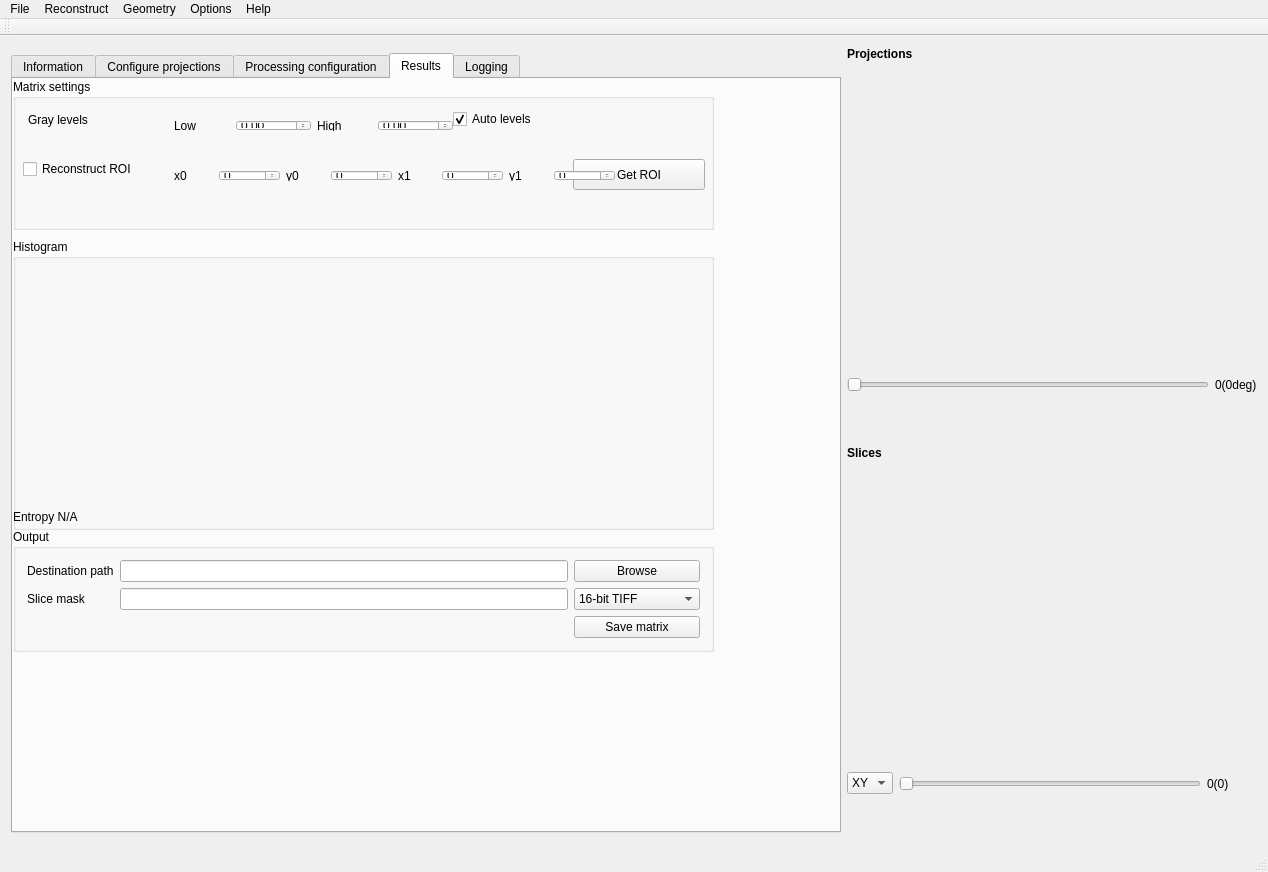
Old version of the form src/muhrec3/muhrecmainwindow.ui in the repository neutronimaging/imagingsuite.
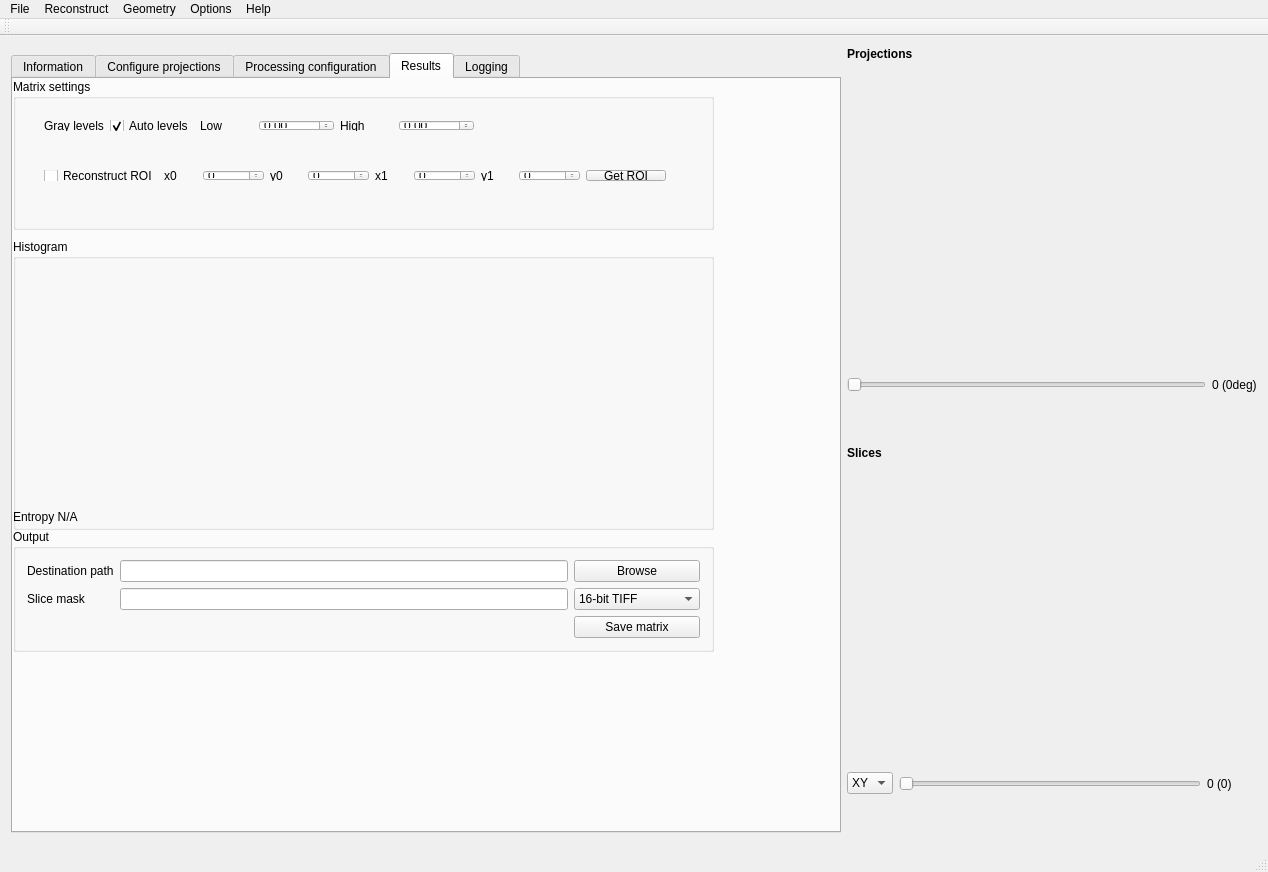
New version of the form. The open tabs and pages were chosen to show the change. Custom widgets are drawn as their Qt base class.

Commit message: Updated test project with new path structure Some GUI adjustments, eg priority of tabs

What changed in the file:
```diff
--- a/src/muhrec3/muhrecmainwindow.ui
+++ b/src/muhrec3/muhrecmainwindow.ui
@@ -1753,71 +1753,33 @@
           <property name="title">
            <string>Matrix settings</string>
           </property>
-          <widget class="QLabel" name="label_40">
-           <property name="geometry">
-            <rect>
-             <x>15</x>
-             <y>33</y>
-             <width>69</width>
-             <height>16</height>
-            </rect>
-           </property>
-           <property name="text">
-            <string>Gray levels</string>
-           </property>
-          </widget>
-          <widget class="QCheckBox" name="checkUseAutograyLevels">
-           <property name="geometry">
-            <rect>
-             <x>440</x>
-             <y>30</y>
-             <width>95</width>
-             <height>20</height>
-            </rect>
-           </property>
-           <property name="text">
-            <string>Auto levels</string>
-           </property>
-           <property name="checked">
-            <bool>true</bool>
-           </property>
-          </widget>
-          <widget class="QCheckBox" name="checkUseMatrixROI">
-           <property name="geometry">
-            <rect>
-             <x>10</x>
-             <y>80</y>
-             <width>126</width>
-             <height>20</height>
-            </rect>
-           </property>
-           <property name="text">
-            <string>Reconstruct ROI</string>
-           </property>
-          </widget>
-          <widget class="QPushButton" name="buttonGetMatrixROI">
-           <property name="geometry">
-            <rect>
-             <x>560</x>
-             <y>80</y>
-             <width>132</width>
-             <height>31</height>
-            </rect>
-           </property>
-           <property name="text">
-            <string>Get ROI</string>
-           </property>
-          </widget>
           <widget class="QWidget" name="layoutWidget">
            <property name="geometry">
             <rect>
-             <x>150</x>
+             <x>20</x>
              <y>30</y>
-             <width>301</width>
+             <width>452</width>
              <height>33</height>
             </rect>
            </property>
            <layout class="QHBoxLayout" name="layoutGraylevels">
+            <item>
+             <widget class="QLabel" name="label_40">
+              <property name="text">
+               <string>Gray levels</string>
+              </property>
+             </widget>
+            </item>
+            <item>
+             <widget class="QCheckBox" name="checkUseAutograyLevels">
+              <property name="text">
+               <string>Auto levels</string>
+              </property>
+              <property name="checked">
+               <bool>true</bool>
+              </property>
+             </widget>
+            </item>
             <item>
              <widget class="QLabel" name="label_41">
               <property name="text">
@@ -1869,13 +1831,20 @@
           <widget class="QWidget" name="layoutWidget">
            <property name="geometry">
             <rect>
-             <x>150</x>
+             <x>20</x>
              <y>80</y>
-             <width>463</width>
+             <width>644</width>
              <height>33</height>
             </rect>
            </property>
            <layout class="QHBoxLayout" name="layoutMatrixROI">
+            <item>
+             <widget class="QCheckBox" name="checkUseMatrixROI">
+              <property name="text">
+               <string>Reconstruct ROI</string>
+              </property>
+             </widget>
+            </item>
             <item>
              <widget class="QLabel" name="labelMX0">
               <property name="text">
@@ -1944,6 +1913,13 @@
               </property>
              </widget>
             </item>
+            <item>
+             <widget class="QPushButton" name="buttonGetMatrixROI">
+              <property name="text">
+               <string>Get ROI</string>
+              </property>
+             </widget>
+            </item>
            </layout>
           </widget>
          </widget>
@@ -1964,7 +1940,7 @@
             <rect>
              <x>0</x>
              <y>270</y>
-             <width>81</width>
+             <width>121</width>
              <height>16</height>
             </rect>
            </property>
@@ -2139,7 +2115,7 @@
             <item>
              <widget class="QLabel" name="label_projindex">
               <property name="text">
-               <string>0(0deg)</string>
+               <string>0 (0deg)</string>
               </property>
              </widget>
             </item>
@@ -2233,7 +2209,7 @@
                </size>
               </property>
               <property name="text">
-               <string>0(0)</string>
+               <string>0 (0)</string>
               </property>
              </widget>
             </item>
```
Left out of the diff: 4 changed lines with no effect on the pictures. The commit also changes 1 other file.
